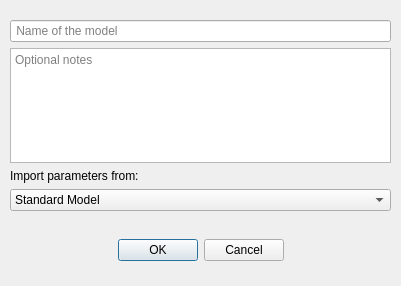
Qt form newmodeldlg.ui (Obson/MicroSim-GUI) before a commit.
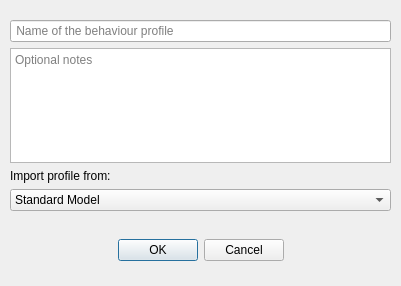
The same form after that commit.

The edit to the form file:
```diff
--- a/newmodeldlg.ui
+++ b/newmodeldlg.ui
@@ -63,7 +63,7 @@
        <number>50</number>
       </property>
       <property name="placeholderText">
-       <string> Name of the model</string>
+       <string> Name of the behaviour profile</string>
       </property>
      </widget>
     </item>
@@ -80,7 +80,7 @@
     <item>
      <widget class="QLabel" name="label">
       <property name="text">
-       <string>Import parameters from:</string>
+       <string>Import profile from:</string>
       </property>
      </widget>
     </item>
```
Left out of the diff: 2 changed lines with no effect on the pictures.
